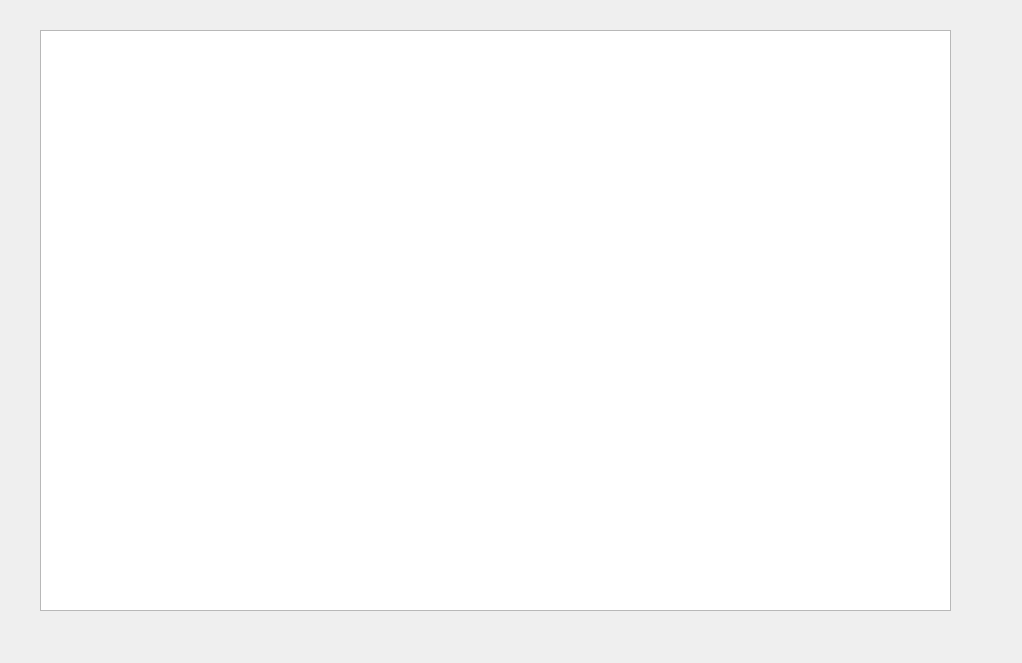
This is ATMAAAAAAAAAAAAAAAAAAAAA/log.ui in tvt20kmo-ohjelmistokehitysprojekti/Group10 as Qt 5 draws it before an edit. The edited form follows.
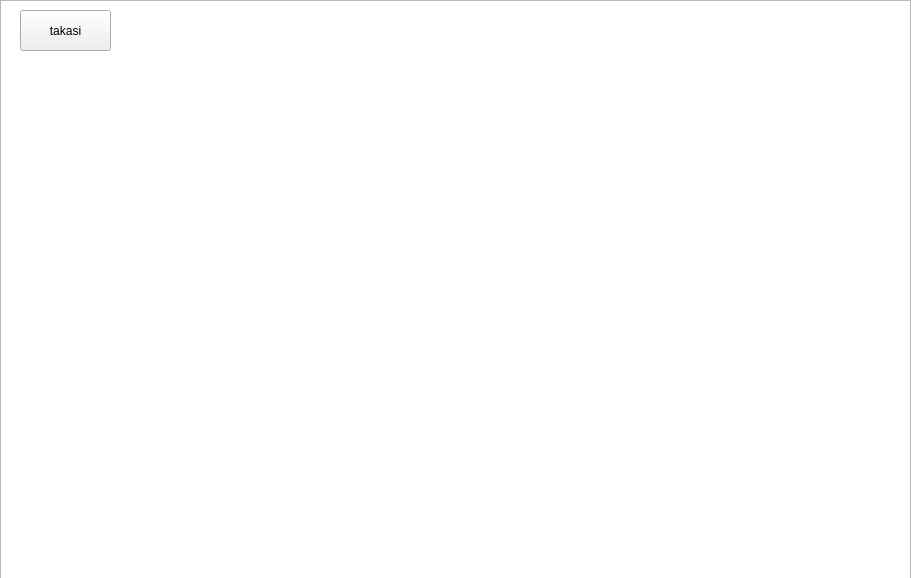
This is the edited form.

What changed in the file:
```diff
--- a/ATMAAAAAAAAAAAAAAAAAAAAA/log.ui
+++ b/ATMAAAAAAAAAAAAAAAAAAAAA/log.ui
@@ -6,8 +6,8 @@
    <rect>
     <x>0</x>
     <y>0</y>
-    <width>1022</width>
-    <height>663</height>
+    <width>911</width>
+    <height>578</height>
    </rect>
   </property>
   <property name="windowTitle">
@@ -16,13 +16,26 @@
   <widget class="QTextBrowser" name="label_log">
    <property name="geometry">
     <rect>
-     <x>40</x>
-     <y>30</y>
+     <x>0</x>
+     <y>0</y>
      <width>911</width>
      <height>581</height>
     </rect>
    </property>
   </widget>
+  <widget class="QPushButton" name="btn_back">
+   <property name="geometry">
+    <rect>
+     <x>20</x>
+     <y>10</y>
+     <width>91</width>
+     <height>41</height>
+    </rect>
+   </property>
+   <property name="text">
+    <string>takasi</string>
+   </property>
+  </widget>
  </widget>
  <resources/>
  <connections/>
```
